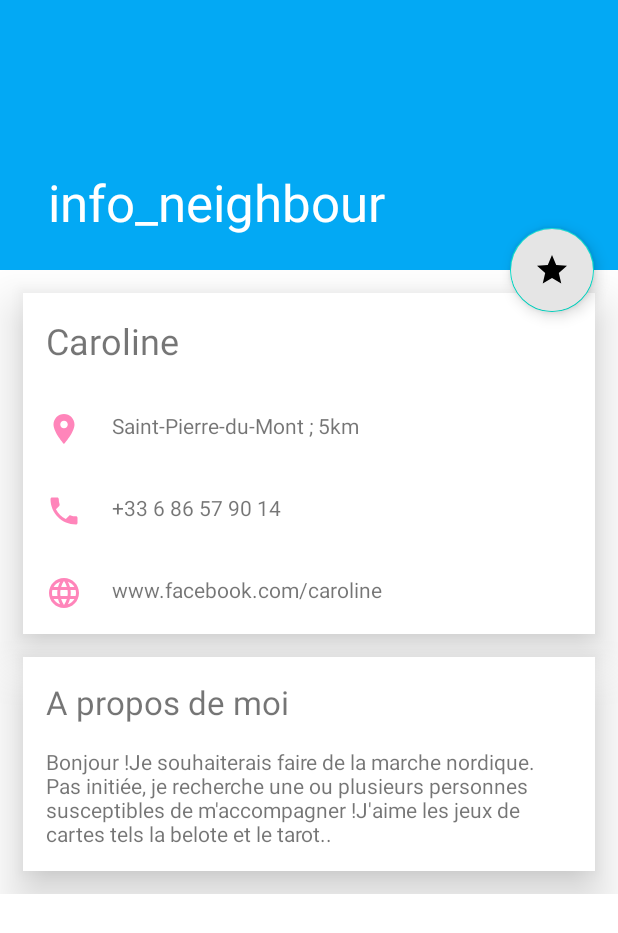
After one commit to flo44190/P3_Entrevoisins, an Android app: the info_neighbour screen opened directly, with no data from a screen before it, on a phone screen of 412 x 824 dp. The commit adds this screen. Shown: the top 933 px of the screen. Run offline under Robolectric (Android 15) with nearby library versions, the phone set to English and light mode, and no system bars.

Commit message:
Creation Layout

```diff
--- a/app/src/main/AndroidManifest.xml
+++ b/app/src/main/AndroidManifest.xml
@@ -12,6 +12,10 @@
         android:roundIcon="@mipmap/ic_launcher_round"
         android:supportsRtl="true"
         android:theme="@style/AppTheme">
+        <activity
+            android:name=".info_neighbour"
+            android:label="@string/title_activity_info_neighbour"
+            android:theme="@style/AppTheme.NoActionBar"></activity>
         <activity
             android:name=".ui.neighbour_list.AddNeighbourActivity"
             android:label="@string/activity_new_neighbour" />
--- /dev/null
+++ b/app/src/main/java/com/openclassrooms/entrevoisins/info_neighbour.java
@@ -0,0 +1,28 @@
+package com.openclassrooms.entrevoisins;
+
+import android.os.Bundle;
+import android.support.design.widget.FloatingActionButton;
+import android.support.design.widget.Snackbar;
+import android.support.v7.app.AppCompatActivity;
+import android.support.v7.widget.Toolbar;
+import android.view.View;
+
+public class info_neighbour extends AppCompatActivity {
+
+    @Override
+    protected void onCreate(Bundle savedInstanceState) {
+        super.onCreate(savedInstanceState);
+        setContentView(R.layout.activity_info_neighbour);
+        Toolbar toolbar = (Toolbar) findViewById(R.id.toolbar);
+        setSupportActionBar(toolbar);
+
+        FloatingActionButton fab = (FloatingActionButton) findViewById(R.id.fab);
+        fab.setOnClickListener(new View.OnClickListener() {
+            @Override
+            public void onClick(View view) {
+                Snackbar.make(view, "Replace with your own action", Snackbar.LENGTH_LONG)
+                        .setAction("Action", null).show();
+            }
+        });
+    }
+}
--- /dev/null
+++ b/app/src/main/res/drawable/ic_language_24px.xml
@@ -0,0 +1,9 @@
+<vector xmlns:android="http://schemas.android.com/apk/res/android"
+    android:width="24dp"
+    android:height="24dp"
+    android:viewportWidth="24"
+    android:viewportHeight="24">
+  <path
+      android:fillColor="#FF000000"
+      android:pathData="M11.99,2C6.47,2 2,6.48 2,12s4.47,10 9.99,10C17.52,22 22,17.52 22,12S17.52,2 11.99,2zM18.92,8h-2.95c-0.32,-1.25 -0.78,-2.45 -1.38,-3.56 1.84,0.63 3.37,1.91 4.33,3.56zM12,4.04c0.83,1.2 1.48,2.53 1.91,3.96h-3.82c0.43,-1.43 1.08,-2.76 1.91,-3.96zM4.26,14C4.1,13.36 4,12.69 4,12s0.1,-1.36 0.26,-2h3.38c-0.08,0.66 -0.14,1.32 -0.14,2 0,0.68 0.06,1.34 0.14,2L4.26,14zM5.08,16h2.95c0.32,1.25 0.78,2.45 1.38,3.56 -1.84,-0.63 -3.37,-1.9 -4.33,-3.56zM8.03,8L5.08,8c0.96,-1.66 2.49,-2.93 4.33,-3.56C8.81,5.55 8.35,6.75 8.03,8zM12,19.96c-0.83,-1.2 -1.48,-2.53 -1.91,-3.96h3.82c-0.43,1.43 -1.08,2.76 -1.91,3.96zM14.34,14L9.66,14c-0.09,-0.66 -0.16,-1.32 -0.16,-2 0,-0.68 0.07,-1.35 0.16,-2h4.68c0.09,0.65 0.16,1.32 0.16,2 0,0.68 -0.07,1.34 -0.16,2zM14.59,19.56c0.6,-1.11 1.06,-2.31 1.38,-3.56h2.95c-0.96,1.65 -2.49,2.93 -4.33,3.56zM16.36,14c0.08,-0.66 0.14,-1.32 0.14,-2 0,-0.68 -0.06,-1.34 -0.14,-2h3.38c0.16,0.64 0.26,1.31 0.26,2s-0.1,1.36 -0.26,2h-3.38z"/>
+</vector>
--- /dev/null
+++ b/app/src/main/res/drawable/ic_local_phone_24px.xml
@@ -0,0 +1,9 @@
+<vector xmlns:android="http://schemas.android.com/apk/res/android"
+    android:width="24dp"
+    android:height="24dp"
+    android:viewportWidth="24"
+    android:viewportHeight="24">
+  <path
+      android:fillColor="#FF000000"
+      android:pathData="M6.62,10.79c1.44,2.83 3.76,5.14 6.59,6.59l2.2,-2.2c0.27,-0.27 0.67,-0.36 1.02,-0.24 1.12,0.37 2.33,0.57 3.57,0.57 0.55,0 1,0.45 1,1V20c0,0.55 -0.45,1 -1,1 -9.39,0 -17,-7.61 -17,-17 0,-0.55 0.45,-1 1,-1h3.5c0.55,0 1,0.45 1,1 0,1.25 0.2,2.45 0.57,3.57 0.11,0.35 0.03,0.74 -0.25,1.02l-2.2,2.2z"/>
+</vector>
--- /dev/null
+++ b/app/src/main/res/drawable/ic_place_24px.xml
@@ -0,0 +1,9 @@
+<vector xmlns:android="http://schemas.android.com/apk/res/android"
+    android:width="24dp"
+    android:height="24dp"
+    android:viewportWidth="24"
+    android:viewportHeight="24">
+  <path
+      android:fillColor="#FF000000"
+      android:pathData="M12,2C8.13,2 5,5.13 5,9c0,5.25 7,13 7,13s7,-7.75 7,-13c0,-3.87 -3.13,-7 -7,-7zM12,11.5c-1.38,0 -2.5,-1.12 -2.5,-2.5s1.12,-2.5 2.5,-2.5 2.5,1.12 2.5,2.5 -1.12,2.5 -2.5,2.5z"/>
+</vector>
--- /dev/null
+++ b/app/src/main/res/drawable/ic_star_yellow_24dp.xml
@@ -0,0 +1,5 @@
+<vector android:height="24dp" android:tint="#FFBB2C"
+    android:viewportHeight="24.0" android:viewportWidth="24.0"
+    android:width="24dp" xmlns:android="http://schemas.android.com/apk/res/android">
+    <path android:fillColor="#FF000000" android:pathData="M12,17.27L18.18,21l-1.64,-7.03L22,9.24l-7.19,-0.61L12,2 9.19,8.63 2,9.24l5.46,4.73L5.82,21z"/>
+</vector>
--- /dev/null
+++ b/app/src/main/res/layout/activity_info_neighbour.xml
@@ -0,0 +1,48 @@
+<?xml version="1.0" encoding="utf-8"?>
+<android.support.design.widget.CoordinatorLayout xmlns:android="http://schemas.android.com/apk/res/android"
+    xmlns:app="http://schemas.android.com/apk/res-auto"
+    xmlns:tools="http://schemas.android.com/tools"
+    android:layout_width="match_parent"
+    android:layout_height="match_parent"
+    android:fitsSystemWindows="true"
+    tools:context=".info_neighbour">
+
+    <android.support.design.widget.AppBarLayout
+        android:id="@+id/app_bar"
+        android:layout_width="match_parent"
+        android:layout_height="@dimen/app_bar_height"
+        android:fitsSystemWindows="true"
+        android:theme="@style/AppTheme.AppBarOverlay">
+
+        <android.support.design.widget.CollapsingToolbarLayout
+            android:id="@+id/toolbar_layout"
+            android:layout_width="match_parent"
+            android:layout_height="match_parent"
+            android:fitsSystemWindows="true"
+            app:contentScrim="?attr/colorPrimary"
+            app:layout_scrollFlags="scroll|exitUntilCollapsed"
+            app:toolbarId="@+id/toolbar">
+
+            <android.support.v7.widget.Toolbar
+                android:id="@+id/toolbar"
+                android:layout_width="match_parent"
+                android:layout_height="?attr/actionBarSize"
+                app:layout_collapseMode="pin"
+                app:popupTheme="@style/AppTheme.PopupOverlay" />
+
+        </android.support.design.widget.CollapsingToolbarLayout>
+    </android.support.design.widget.AppBarLayout>
+
+    <include layout="@layout/content_info_neighbour" />
+
+    <android.support.design.widget.FloatingActionButton
+        android:id="@+id/fab"
+        android:layout_width="wrap_content"
+        android:layout_height="wrap_content"
+        android:layout_margin="@dimen/fab_margin"
+        app:layout_anchor="@id/app_bar"
+        app:layout_anchorGravity="bottom|end"
+        android:backgroundTint="#E5E5E5"
+        app:srcCompat="@drawable/ic_star_yellow_24dp" />
+
+</android.support.design.widget.CoordinatorLayout>
--- /dev/null
+++ b/app/src/main/res/layout/content_info_neighbour.xml
@@ -0,0 +1,105 @@
+<?xml version="1.0" encoding="utf-8"?>
+<android.support.v4.widget.NestedScrollView xmlns:android="http://schemas.android.com/apk/res/android"
+    xmlns:app="http://schemas.android.com/apk/res-auto"
+    xmlns:tools="http://schemas.android.com/tools"
+    android:layout_width="match_parent"
+    android:layout_height="match_parent"
+    app:layout_behavior="@string/appbar_scrolling_view_behavior"
+    tools:context=".info_neighbour"
+    tools:showIn="@layout/activity_info_neighbour">
+
+    <LinearLayout
+        android:layout_width="match_parent"
+        android:layout_height="match_parent"
+        android:orientation="vertical">
+
+        <LinearLayout
+            android:id="@+id/activity_info_neighbour_info_layout"
+            android:layout_width="match_parent"
+            android:layout_height="wrap_content"
+            android:background="#ffffff"
+            android:layout_marginRight="15dp"
+            android:layout_marginLeft="15dp"
+            android:layout_marginTop="15dp"
+            android:orientation="vertical"
+            android:elevation="20dp"
+            >
+
+            <TextView
+                android:id="@+id/activity_info_neighbour_name2_tkt"
+                android:layout_width="wrap_content"
+                android:layout_height="wrap_content"
+                android:text="Caroline"
+                android:textSize="24dp"
+                android:padding="15dp"/>
+            <TextView
+                android:id="@+id/activity_info_neighbour_adress_txt"
+                android:layout_width="match_parent"
+                android:layout_height="wrap_content"
+                android:padding="15dp"
+                android:text="Saint-Pierre-du-Mont ; 5km"
+                android:textSize="14dp"
+                android:drawableStart="@drawable/ic_place_24px"
+                android:drawablePadding="20dp"
+                android:drawableTint="#FF85BA"/>
+            <TextView
+                android:id="@+id/activity_info_neighbour_phone_txt"
+                android:layout_width="match_parent"
+                android:layout_height="wrap_content"
+                android:padding="15dp"
+                android:text="+33 6 86 57 90 14"
+                android:textSize="14dp"
+                android:drawableStart="@drawable/ic_local_phone_24px"
+                android:drawablePadding="20dp"
+                android:drawableTint="#FF85BA"/>
+            <TextView
+                android:id="@+id/activity_info_neightbour_web_txt"
+                android:layout_width="match_parent"
+                android:layout_height="wrap_content"
+                android:padding="15dp"
+                android:text="www.facebook.com/caroline"
+                android:textSize="14dp"
+                android:drawableStart="@drawable/ic_language_24px"
+                android:drawablePadding="20dp"
+                android:drawableTint="#FF85BA"/>
+
+
+
+        </LinearLayout>
+
+        <LinearLayout
+            android:id="@+id/activity_info_neighbour_about_layout"
+            android:layout_width="match_parent"
+            android:layout_height="wrap_content"
+            android:background="#ffffff"
+            android:layout_marginRight="15dp"
+            android:layout_marginLeft="15dp"
+            android:layout_marginTop="15dp"
+            android:layout_marginBottom="15dp"
+            android:orientation="vertical"
+            android:elevation="20dp">
+
+            <TextView
+                android:id="@+id/activity_info_neighbour_about_tittle_txt"
+                android:layout_width="wrap_content"
+                android:layout_height="wrap_content"
+                android:paddingTop="15dp"
+                android:paddingLeft="15dp"
+                android:paddingRight="15dp"
+                android:text="A propos de moi"
+                android:textSize="22dp"/>
+            <TextView
+                android:id="@+id/activity_info_neighbour_about_txt"
+                android:layout_width="match_parent"
+                android:layout_height="wrap_content"
+                android:padding="15dp"
+                android:text="Bonjour !Je souhaiterais faire de la marche nordique. Pas initiée, je recherche une ou plusieurs personnes susceptibles de m'accompagner !J'aime les jeux de cartes tels la belote et le tarot.."
+                android:textSize="14dp"/>
+
+        </LinearLayout>
+
+
+
+    </LinearLayout>
+
+</android.support.v4.widget.NestedScrollView>
--- a/app/src/main/res/values/dimens.xml
+++ b/app/src/main/res/values/dimens.xml
@@ -5,4 +5,5 @@
     <dimen name="fab_margin">16dp</dimen>
     <dimen name="appbar_padding_top">8dp</dimen>
     <dimen name="text_margin">16dp</dimen>
+    <dimen name="app_bar_height">180dp</dimen>
 </resources>
--- a/build.gradle
+++ b/build.gradle
@@ -7,7 +7,7 @@ buildscript {
 
     }
     dependencies {
-        classpath 'com.android.tools.build:gradle:3.3.2'
+        classpath 'com.android.tools.build:gradle:3.6.2'
 
         // NOTE: Do not place your application dependencies here; they belong
         // in the individual module build.gradle files
```
Also changed, not shown: app/src/main/res/drawable/ic_keyboard_backspace_24px.xml (added, +9 -0 lines), app/src/main/res/menu/menu_info_neighbour.xml (added, +10 -0 lines), app/src/main/res/values/strings.xml (+91 -0 lines), gradle/wrapper/gradle-wrapper.properties.
